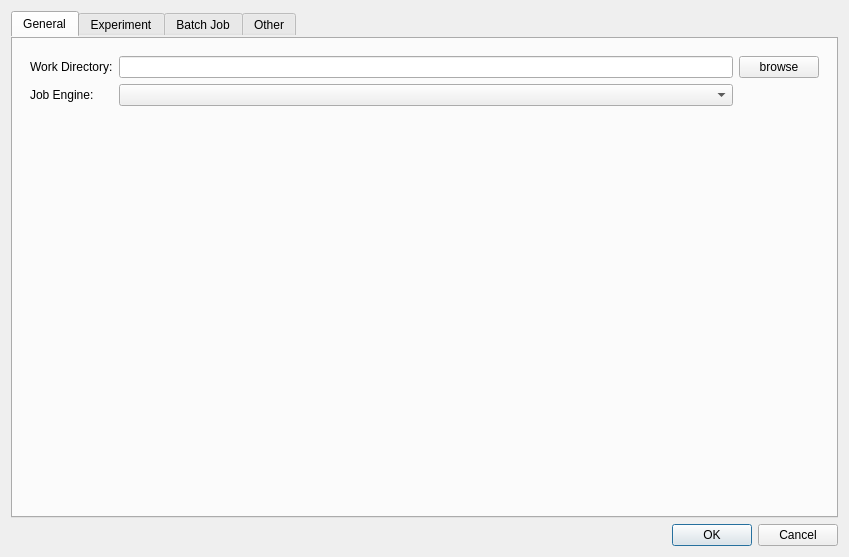
Before: the Qt Designer form ui/dialogs/settings.ui in LiuLab-CSRC/ClickX, drawn with Qt 5.
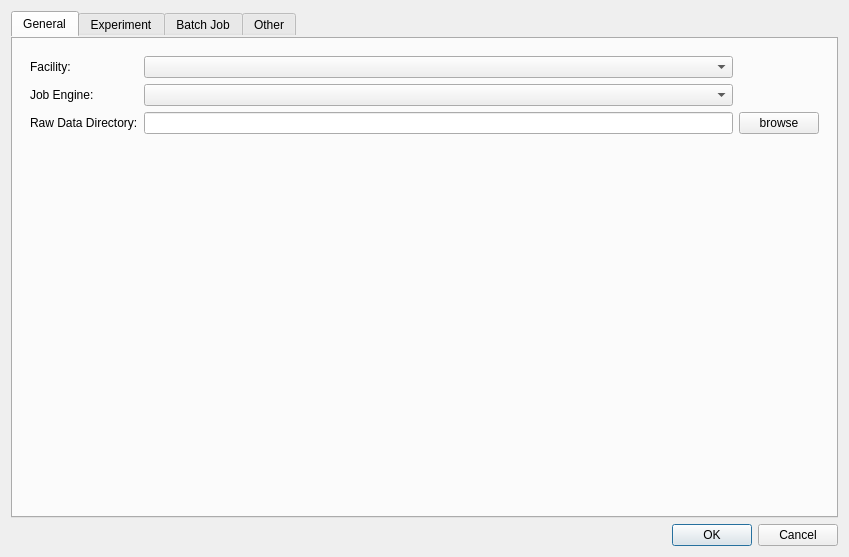
After: the same form once the commit is applied.

Patch:
```diff
--- a/ui/dialogs/settings.ui
+++ b/ui/dialogs/settings.ui
@@ -32,32 +32,51 @@
       <layout class="QVBoxLayout" name="verticalLayout_4">
        <item>
         <layout class="QGridLayout" name="gridLayout">
-         <item row="0" column="0">
-          <widget class="QLabel" name="label">
-           <property name="text">
-            <string>Work Directory:</string>
-           </property>
-          </widget>
-         </item>
-         <item row="0" column="1">
-          <widget class="QLineEdit" name="workDir"/>
-         </item>
-         <item row="0" column="2">
-          <widget class="QPushButton" name="browseButton">
-           <property name="text">
-            <string>browse</string>
-           </property>
-          </widget>
+         <item row="1" column="1">
+          <widget class="QComboBox" name="jobEngine"/>
          </item>
          <item row="1" column="0">
           <widget class="QLabel" name="label_2">
            <property name="text">
             <string>Job Engine:</string>
            </property>
+           <property name="alignment">
+            <set>Qt::AlignLeading|Qt::AlignLeft|Qt::AlignVCenter</set>
+           </property>
           </widget>
          </item>
-         <item row="1" column="1">
-          <widget class="QComboBox" name="jobEngine"/>
+         <item row="2" column="2">
+          <widget class="QPushButton" name="browseButton">
+           <property name="text">
+            <string>browse</string>
+           </property>
+          </widget>
+         </item>
+         <item row="2" column="0">
+          <widget class="QLabel" name="label_34">
+           <property name="text">
+            <string>Raw Data Directory:</string>
+           </property>
+           <property name="alignment">
+            <set>Qt::AlignLeading|Qt::AlignLeft|Qt::AlignVCenter</set>
+           </property>
+          </widget>
+         </item>
+         <item row="0" column="0">
+          <widget class="QLabel" name="label">
+           <property name="text">
+            <string>Facility:</string>
+           </property>
+           <property name="alignment">
+            <set>Qt::AlignLeading|Qt::AlignLeft|Qt::AlignVCenter</set>
+           </property>
+          </widget>
+         </item>
+         <item row="2" column="1">
+          <widget class="QLineEdit" name="rawDataDir"/>
+         </item>
+         <item row="0" column="1">
+          <widget class="QComboBox" name="facilityBox"/>
          </item>
         </layout>
        </item>
```
